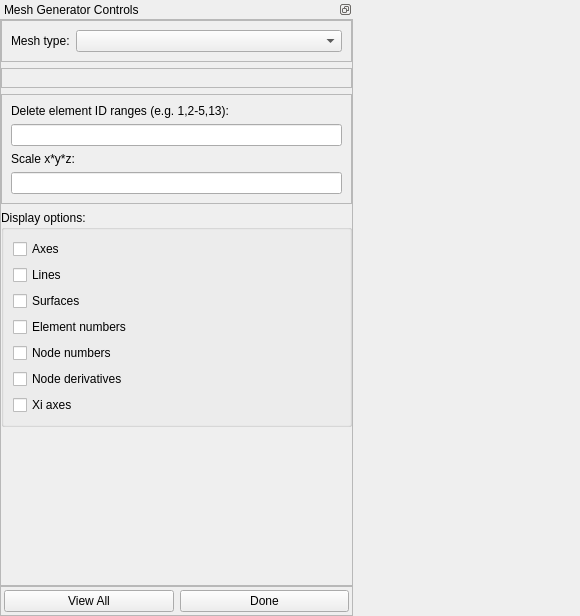
The window that mapclientplugins/meshgeneratorstep/qt/meshgeneratorwidget.ui (ABI-Software/scaffoldmaker) describes before a commit, drawn with Qt 5.
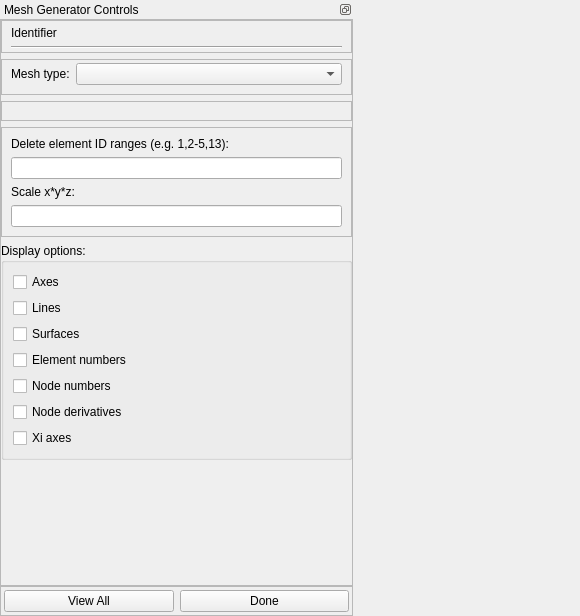
The same window after the commit. Custom widgets are drawn as their Qt base class.

Commit message:
Display identifier in control panel
Remove needless node/element identifier setting. Separate out graphics creation.

Diff of the .ui file:
```diff
--- a/mapclientplugins/meshgeneratorstep/qt/meshgeneratorwidget.ui
+++ b/mapclientplugins/meshgeneratorstep/qt/meshgeneratorwidget.ui
@@ -104,6 +104,44 @@
            </property>
            <item>
             <layout class="QVBoxLayout" name="verticalLayout_3">
+             <item>
+              <widget class="QFrame" name="identifier_frame">
+               <property name="minimumSize">
+                <size>
+                 <width>0</width>
+                 <height>0</height>
+                </size>
+               </property>
+               <property name="frameShape">
+                <enum>QFrame::StyledPanel</enum>
+               </property>
+               <property name="frameShadow">
+                <enum>QFrame::Raised</enum>
+               </property>
+               <layout class="QVBoxLayout" name="verticalLayout_4">
+                <property name="topMargin">
+                 <number>5</number>
+                </property>
+                <property name="bottomMargin">
+                 <number>3</number>
+                </property>
+                <item>
+                 <widget class="QLabel" name="identifier_label">
+                  <property name="text">
+                   <string>Identifier</string>
+                  </property>
+                 </widget>
+                </item>
+                <item>
+                 <widget class="Line" name="line">
+                  <property name="orientation">
+                   <enum>Qt::Horizontal</enum>
+                  </property>
+                 </widget>
+                </item>
+               </layout>
+              </widget>
+             </item>
              <item>
               <widget class="QFrame" name="meshType_frame">
                <property name="frameShape">
@@ -113,6 +151,12 @@
                 <enum>QFrame::Raised</enum>
                </property>
                <layout class="QFormLayout" name="formLayout_3">
+                <property name="fieldGrowthPolicy">
+                 <enum>QFormLayout::AllNonFixedFieldsGrow</enum>
+                </property>
+                <property name="topMargin">
+                 <number>3</number>
+                </property>
                 <item row="0" column="0">
                  <widget class="QLabel" name="meshType_label">
                   <property name="text">
```
Left out of the diff: 5 changed lines with no effect on the pictures. The commit also changes 4 other files.
